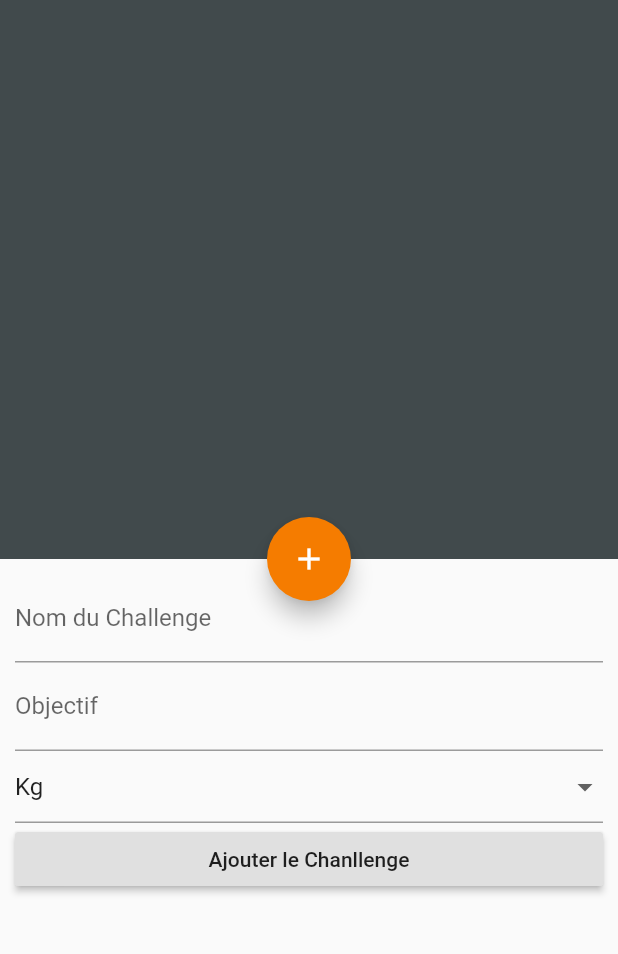
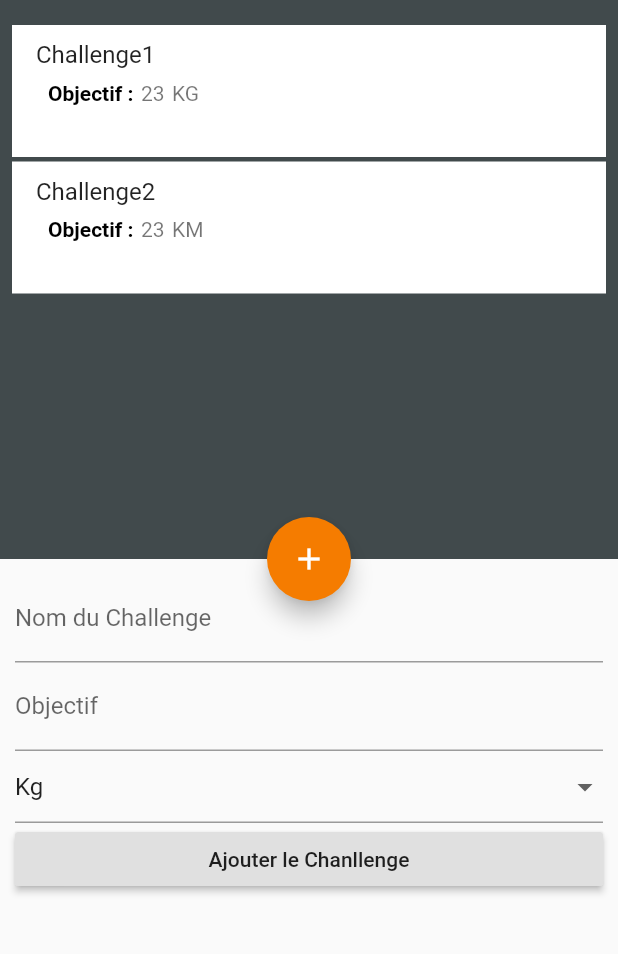
Before and after one commit to Bongouade/I-Can-Do-It, a Flutter app: the screen it shows after launch, after a tap on the "add" icon, on a phone screen of 412 x 824 dp, the part 59-1013 px from its top. Run offline on Flutter 3.47's test engine with Material 2 defaults, Android fonts, the phone set to English and light mode, and no system bars.

```diff
--- /dev/null
+++ b/lib/controllers/challenges_controller.dart
@@ -0,0 +1,14 @@
+import 'package:flutter/foundation.dart';
+import 'dart:convert';
+
+import '../models/challenge_model.dart';
+
+class ChallengesController {
+  List<ChallengeModel> _challengesList = [];
+
+  List<ChallengeModel> getChallenges() {
+    return _challengesList;
+  }
+
+
+}
--- /dev/null
+++ b/lib/screens/components/build_challenges_list.dart
@@ -0,0 +1,115 @@
+import 'package:flutter/material.dart';
+import '../../models/challenge_model.dart';
+
+class ChallengesListBuilder extends StatefulWidget {
+  @override
+  _ChallengesListBuilderState createState() => _ChallengesListBuilderState();
+}
+
+class _ChallengesListBuilderState extends State<ChallengesListBuilder> {
+  List<ChallengeModel> _challengesList = [
+    ChallengeModel(name: "Challenge1", target: 23, unity: unity_challenge.kg),
+    ChallengeModel(name: "Challenge2", target: 23, unity: unity_challenge.km),
+  ];
+  String unityPattern = "unity_challenge.";
+
+  @override
+  Widget build(BuildContext context) {
+    return ListView.builder(
+      itemCount: _challengesList.length,
+      itemBuilder: (context, index) {
+        return Padding(
+          padding: const EdgeInsets.only(
+            bottom: 3.0,
+            left: 8.0,
+            right: 8.0,
+          ),
+          child: Dismissible(
+            confirmDismiss: (direction) async {
+              if (direction == DismissDirection.startToEnd) {
+                final bool resultat = await showDialog<bool>(
+                    context: context,
+                    builder: (context) {
+                      return AlertDialog(
+                        title: Text("Confimation",
+                            style: TextStyle(color: Colors.blue)),
+                        content: Text(
+                            "Êtes-vous sûr de vouloir suprimer le challenge"),
+                        actions: [
+                          FlatButton(
+                            onPressed: () {
+                              Navigator.pop(context, true);
+                            },
+                            child: Text("Oui"),
+                          ),
+                          FlatButton(
+                            onPressed: () {
+                              Navigator.pop(context, false);
+                            },
+                            child: Text("Non"),
+                          )
+                        ],
+                      );
+                    });
+                return resultat;
+              }
+              // on ajouter une confirmation pour l'autre sens.
+              return true;
+            },
+            background: Container(
+              // padding: EdgeInsets.only(left: 10.0),
+              alignment: Alignment.centerLeft,
+              color: Colors.red,
+              child: Icon(
+                Icons.delete,
+                size: 50.0,
+                color: Colors.white,
+              ),
+            ),
+            secondaryBackground: Container(
+              padding: EdgeInsets.only(right: 10.0),
+              alignment: Alignment.centerRight,
+              color: Colors.green,
+              child: Icon(
+                Icons.check,
+                size: 50.0,
+                color: Colors.white,
+              ),
+            ),
+            key: Key(UniqueKey().toString()),
+            child: Container(
+              color: Colors.white,
+              child: ListTile(
+                title: Text(_challengesList[index].name),
+                subtitle: Padding(
+                  padding: const EdgeInsets.all(8.0),
+                  child: Row(
+                    children: [
+                      Text("Objectif :",
+                          style: TextStyle(
+                              fontWeight: FontWeight.bold,
+                              color: Colors.black)),
+                      SizedBox(
+                        width: 5.0,
+                      ),
+                      Text(_challengesList[index].target.toString()),
+                      SizedBox(
+                        width: 5.0,
+                      ),
+                      Text(_challengesList[index]
+                          .unity
+                          .toString()
+                          .replaceAll(unityPattern, "")
+                          .toUpperCase()),
+                    ],
+                  ),
+                ),
+                isThreeLine: true,
+              ),
+            ),
+          ),
+        );
+      },
+    );
+  }
+}
--- a/lib/screens/home_screen.dart
+++ b/lib/screens/home_screen.dart
@@ -1,4 +1,6 @@
 import 'package:flutter/material.dart';
+
+import 'components/build_challenges_list.dart';
 
 class Home extends StatefulWidget {
   @override
@@ -21,6 +23,7 @@ class _HomeState extends State<Home> {
         backgroundColor: Colors.transparent,
         elevation: 0.0,
       ),
+      body: ChallengesListBuilder(),
       backgroundColor: Color(0xff414a4c),
       floatingActionButtonLocation: FloatingActionButtonLocation.centerFloat,
       floatingActionButton: FloatingActionButton(
```
